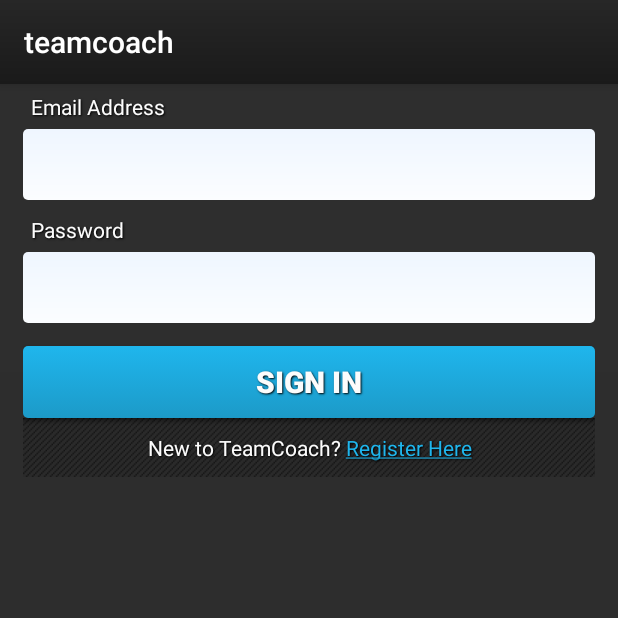
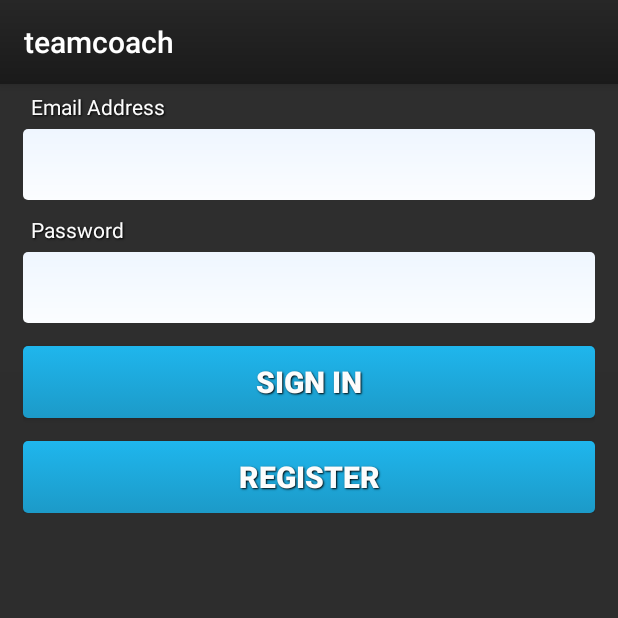
Before and after one commit to CodingDrumer13/TeamCoach, an Android app: the BootstrapAuthenticatorActivity screen opened directly, with no data from a screen before it, on a phone screen of 412 x 824 dp, the top half of it. Run offline under Robolectric (Android 15) with nearby library versions, the phone set to English and light mode, and no system bars; our stand-ins replace ButterKnife, Dagger/Hilt's generated code; libraries missing offline, so code that uses them is left out: com.github.kevinsawicki.wishlist; 11 statements that could not run were skipped.

Commit message:
Changed back to button

```diff
--- a/android-bootstrap/app/src/main/java/com/lsus/teamcoach/teamcoachapp/authenticator/BootstrapAuthenticatorActivity.java
+++ b/android-bootstrap/app/src/main/java/com/lsus/teamcoach/teamcoachapp/authenticator/BootstrapAuthenticatorActivity.java
@@ -87,6 +87,8 @@
     @InjectView(id.et_email) protected AutoCompleteTextView emailText;
     @InjectView(id.et_password) protected EditText passwordText;
     @InjectView(id.b_signin) protected Button signInButton;
+    @InjectView(id.b_register) protected Button registerButton;
+
 
     private final TextWatcher watcher = validationTextWatcher();
 
@@ -165,9 +167,13 @@
         emailText.addTextChangedListener(watcher);
         passwordText.addTextChangedListener(watcher);
 
-        final TextView signUpText = (TextView) findViewById(id.tv_signup);
-        signUpText.setMovementMethod(LinkMovementMethod.getInstance());
-        signUpText.setText(Html.fromHtml(getString(string.signup_link)));
+        registerButton.setOnClickListener(new View.OnClickListener()
+        {
+            public void onClick(View v)
+            {
+                    handleRegister(registerButton);
+            }
+        });
     }
 
     private List<String> userEmailAccounts() {
--- a/android-bootstrap/app/src/main/res/layout/login_activity.xml
+++ b/android-bootstrap/app/src/main/res/layout/login_activity.xml
@@ -73,17 +73,20 @@
                 android:textSize="20sp"
                 android:textStyle="bold" />
 
-            <TextView
-                android:id="@+id/tv_signup"
+            <Button
+                android:id="@+id/b_register"
                 style="@style/ShadowText"
                 android:layout_width="match_parent"
-                android:layout_height="wrap_content"
-                android:background="@drawable/stripe_repeat"
+                android:layout_height="match_parent"
+                android:layout_marginTop="15dp"
+                android:background="@drawable/button_background_states"
                 android:gravity="center"
-                android:padding="5dp"
-                android:textAppearance="?android:attr/textAppearanceSmall"
+                android:onClick="handleRegister"
+                android:padding="10dp"
+                android:text="@string/label_register"
                 android:textColor="@color/text"
-                android:textColorLink="@color/text_link" />
+                android:textSize="20sp"
+                android:textStyle="bold" />
         </LinearLayout>
     </ScrollView>
 
```
